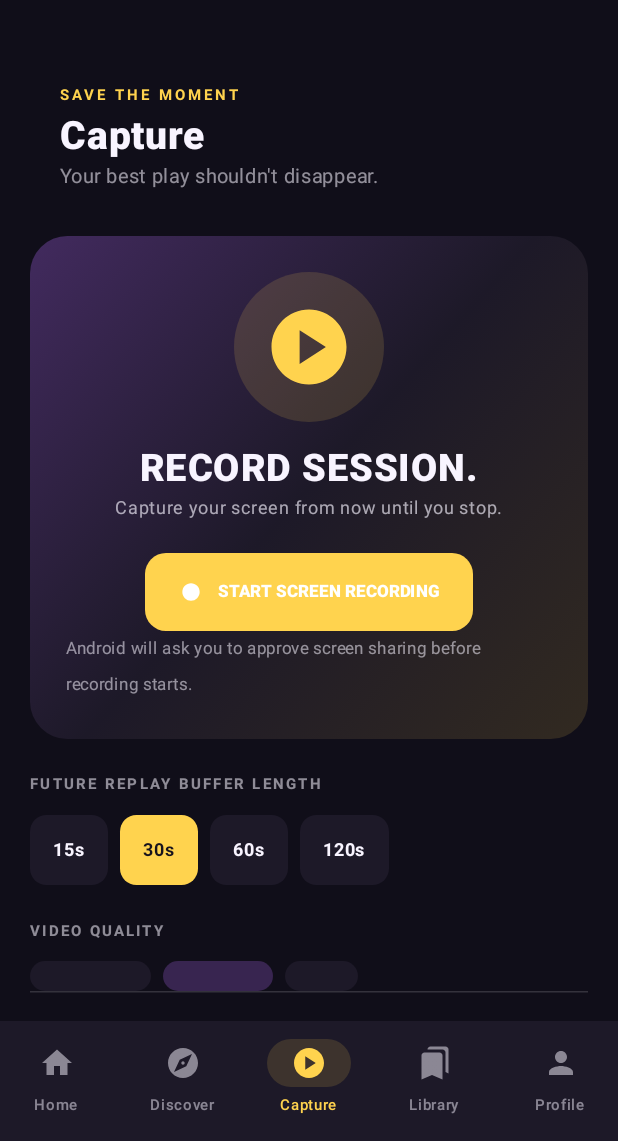
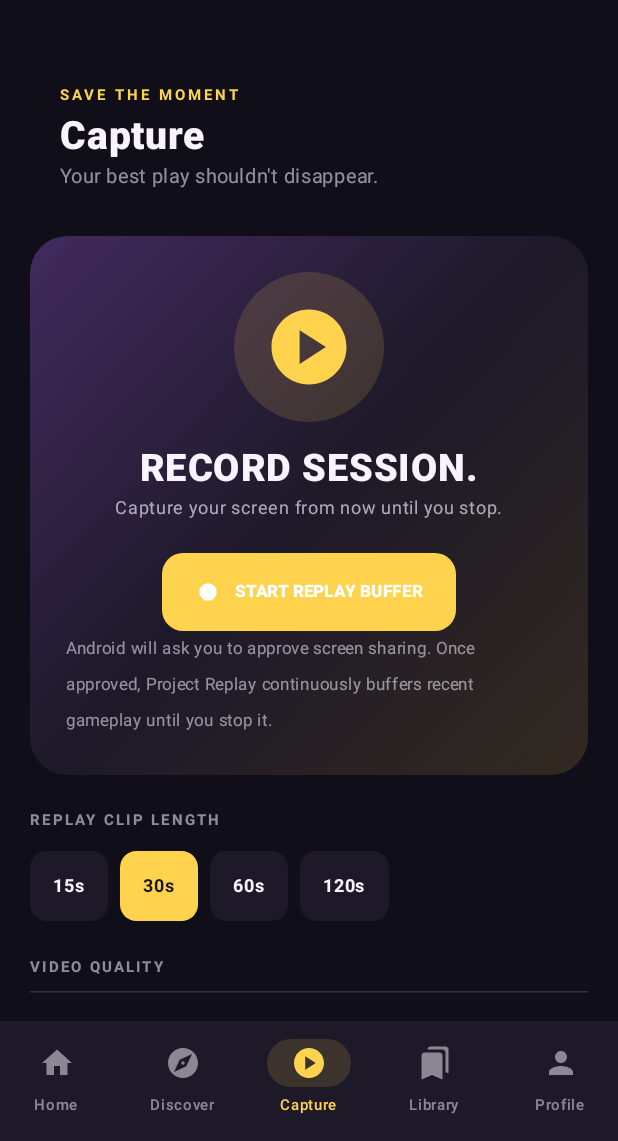
Before and after one commit to domm1402/ProjectReplay, an Android app built with Jetpack Compose: the screen it shows after launch (MainActivity), item 3 of the bottom bar chosen, on a phone screen of 412 x 824 dp, the part 95-1236 px from its top. Run offline under Robolectric (Android 15) with nearby library versions, the phone set to English and light mode, and no system bars.

Commit message:
Connect Clip That control to rolling replay buffer

```diff
--- a/app/src/main/java/com/domm/projectreplay/MainActivity.kt
+++ b/app/src/main/java/com/domm/projectreplay/MainActivity.kt
@@ -116,7 +116,8 @@ private fun ReplayApp() {
                         onQualityChange = { quality = it; preferences.edit().putString("quality", it).apply() },
                         recording = recording,
                         onStartRecording = { context.startActivity(Intent(context, CapturePermissionActivity::class.java)) },
-                        onStopRecording = { context.startService(Intent(context, CaptureService::class.java).setAction(CaptureService.ACTION_STOP)); recording = false }
+                        onStopRecording = { context.startService(Intent(context, CaptureService::class.java).setAction(CaptureService.ACTION_STOP)); recording = false },
+                        onClipReplay = { context.startService(Intent(context, CaptureService::class.java).setAction(CaptureService.ACTION_CLIP)) }
                     )
                     Tab.LIBRARY -> Library(t)
                     Tab.PROFILE -> Profile(t)
@@ -239,7 +240,8 @@ private fun Capture(
     onQualityChange: (String) -> Unit,
     recording: Boolean,
     onStartRecording: () -> Unit,
-    onStopRecording: () -> Unit
+    onStopRecording: () -> Unit,
+    onClipReplay: () -> Unit
 ) {
     val captureContext = androidx.compose.ui.platform.LocalContext.current
     val captureError = captureContext.getSharedPreferences(CaptureService.PREFS, Context.MODE_PRIVATE).getString("capture_error", null)
@@ -261,17 +263,37 @@ private fun Capture(
             Text("RECORD SESSION.", color = t.ink, fontSize = 25.sp, fontWeight = FontWeight.Black, letterSpacing = 1.sp)
             Text("Capture your screen from now until you stop.", color = t.ink.copy(alpha = .65f), fontSize = 12.sp)
             Spacer(Modifier.height(18.dp))
-            Surface(onClick = { if (recording) onStopRecording() else onStartRecording() }, color = if (recording) Color(0xFFB93F4B) else t.accent, shape = RoundedCornerShape(14.dp)) {
-                Row(Modifier.padding(horizontal = 22.dp, vertical = 14.dp), verticalAlignment = Alignment.CenterVertically) {
-                    Icon(if (recording) Icons.Default.Stop else Icons.Default.FiberManualRecord, null, tint = Color.White, modifier = Modifier.size(17.dp))
-                    Spacer(Modifier.width(9.dp))
-                    Text(if (recording) "STOP RECORDING" else "START SCREEN RECORDING", color = Color.White, fontWeight = FontWeight.Black, fontSize = 11.sp)
+            if (recording) {
+                Row(horizontalArrangement = Arrangement.spacedBy(9.dp)) {
+                    Surface(onClick = onClipReplay, color = t.accent, shape = RoundedCornerShape(14.dp)) {
+                        Row(Modifier.padding(horizontal = 20.dp, vertical = 14.dp), verticalAlignment = Alignment.CenterVertically) {
+                            Icon(Icons.Default.Bolt, null, tint = Color(0xFF17131D), modifier = Modifier.size(18.dp))
+                            Spacer(Modifier.width(8.dp))
+                            Text("CLIP THAT", color = Color(0xFF17131D), fontWeight = FontWeight.Black, fontSize = 12.sp)
+                        }
+                    }
+                    Surface(onClick = onStopRecording, color = Color(0xFFB93F4B), shape = RoundedCornerShape(14.dp)) {
+                        Row(Modifier.padding(horizontal = 16.dp, vertical = 14.dp), verticalAlignment = Alignment.CenterVertically) {
+                            Icon(Icons.Default.Stop, null, tint = Color.White, modifier = Modifier.size(17.dp))
+                            Spacer(Modifier.width(7.dp))
+                            Text("STOP", color = Color.White, fontWeight = FontWeight.Black, fontSize = 11.sp)
+                        }
+                    }
                 }
+                Text("Rolling buffer active. Clip That saves the most recent selected replay window.", color = t.ink.copy(alpha = .55f), fontSize = 11.sp)
+            } else {
+                Surface(onClick = onStartRecording, color = t.accent, shape = RoundedCornerShape(14.dp)) {
+                    Row(Modifier.padding(horizontal = 22.dp, vertical = 14.dp), verticalAlignment = Alignment.CenterVertically) {
+                        Icon(Icons.Default.FiberManualRecord, null, tint = Color.White, modifier = Modifier.size(17.dp))
+                        Spacer(Modifier.width(9.dp))
+                        Text("START REPLAY BUFFER", color = Color.White, fontWeight = FontWeight.Black, fontSize = 11.sp)
+                    }
+                }
+                Text("Android will ask you to approve screen sharing. Once approved, Project Replay continuously buffers recent gameplay until you stop it.", color = t.ink.copy(alpha = .55f), fontSize = 11.sp)
             }
-            Text(if (recording) "Recording is active. Use the notification to stop it from another app." else "Android will ask you to approve screen sharing before recording starts.", color = t.ink.copy(alpha = .55f), fontSize = 11.sp)
         }
         Spacer(Modifier.height(18.dp))
-        Text("FUTURE REPLAY BUFFER LENGTH", color = t.ink.copy(alpha = .55f), fontSize = 10.sp, fontWeight = FontWeight.Bold, letterSpacing = 1.5.sp)
+        Text("REPLAY CLIP LENGTH", color = t.ink.copy(alpha = .55f), fontSize = 10.sp, fontWeight = FontWeight.Bold, letterSpacing = 1.5.sp)
         Spacer(Modifier.height(8.dp))
         Row(horizontalArrangement = Arrangement.spacedBy(8.dp)) {
             listOf(15, 30, 60, 120).forEach { seconds ->
@@ -304,7 +326,7 @@ private fun Capture(
         DetailRow("Audio capture", "Permission-controlled", t)
         DetailRow("Storage", "Local device first", t)
         Spacer(Modifier.height(12.dp))
-        Text("This build records a full screen session to a private on-device MP4. The selected replay length is saved for the upcoming rolling-buffer feature and does not limit this manual recording. Audio is not captured in this version.", color = t.ink.copy(alpha = .48f), fontSize = 11.sp, lineHeight = 16.sp)
+        Text("Clip That saves the most recent selected window from the rolling buffer. Capture stays on-device in temporary segments until you save a clip or stop. Audio is not captured in this version.", color = t.ink.copy(alpha = .48f), fontSize = 11.sp, lineHeight = 16.sp)
     }
 }
 
```
